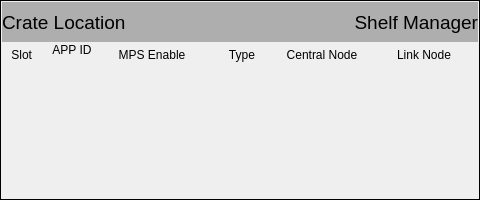
First picture: the form in mps_crate.ui, repository ad-build-test/pydm-mps, before the edit.
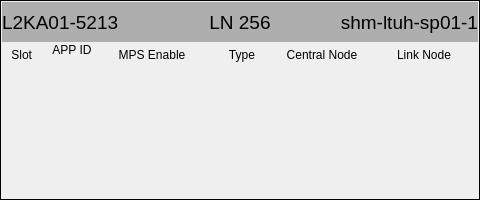
Second picture: the form after the edit. Custom widgets are drawn as their Qt base class.

Diff of the .ui file:
```diff
--- a/mps_crate.ui
+++ b/mps_crate.ui
@@ -153,7 +153,7 @@
      <rect>
       <x>2</x>
       <y>2</y>
-      <width>238</width>
+      <width>198</width>
       <height>40</height>
      </rect>
     </property>
@@ -169,7 +169,7 @@
      <string notr="true">background-color: rgb(174, 174, 174);</string>
     </property>
     <property name="text">
-     <string>Crate Location</string>
+     <string>L2KA01-5213</string>
     </property>
     <property name="alignment">
      <set>Qt::AlignLeading|Qt::AlignLeft|Qt::AlignVCenter</set>
@@ -181,9 +181,9 @@
    <widget class="PyDMLabel" name="PyDMLabel_4">
     <property name="geometry">
      <rect>
-      <x>240</x>
+      <x>280</x>
       <y>2</y>
-      <width>238</width>
+      <width>198</width>
       <height>40</height>
      </rect>
     </property>
@@ -199,7 +199,7 @@
      <string notr="true">background-color: rgb(174, 174, 174);</string>
     </property>
     <property name="text">
-     <string>Shelf Manager</string>
+     <string>shm-ltuh-sp01-1</string>
     </property>
     <property name="alignment">
      <set>Qt::AlignRight|Qt::AlignTrailing|Qt::AlignVCenter</set>
@@ -208,6 +208,39 @@
      <string>ca://${P}:LN_SHM_NAME</string>
     </property>
    </widget>
+   <widget class="PyDMLabel" name="PyDMLabel_5">
+    <property name="geometry">
+     <rect>
+      <x>200</x>
+      <y>2</y>
+      <width>80</width>
+      <height>40</height>
+     </rect>
+    </property>
+    <property name="font">
+     <font>
+      <pointsize>14</pointsize>
+     </font>
+    </property>
+    <property name="toolTip">
+     <string/>
+    </property>
+    <property name="styleSheet">
+     <string notr="true">background-color: rgb(174, 174, 174);</string>
+    </property>
+    <property name="text">
+     <string>LN 256</string>
+    </property>
+    <property name="alignment">
+     <set>Qt::AlignCenter</set>
+    </property>
+    <property name="rules" stdset="0">
+     <string>[{&quot;channels&quot;: [{&quot;trigger&quot;: true, &quot;channel&quot;: &quot;ca://${P}:LN_ID&quot;}], &quot;property&quot;: &quot;Text&quot;, &quot;expression&quot;: &quot;Link Node [0]&quot;, &quot;name&quot;: &quot;New Rule&quot;, &quot;initial_value&quot;: &quot;&quot;}]</string>
+    </property>
+    <property name="channel" stdset="0">
+     <string>ca://${P}:LN_SHM_NAME</string>
+    </property>
+   </widget>
   </widget>
  </widget>
  <customwidgets>
```
